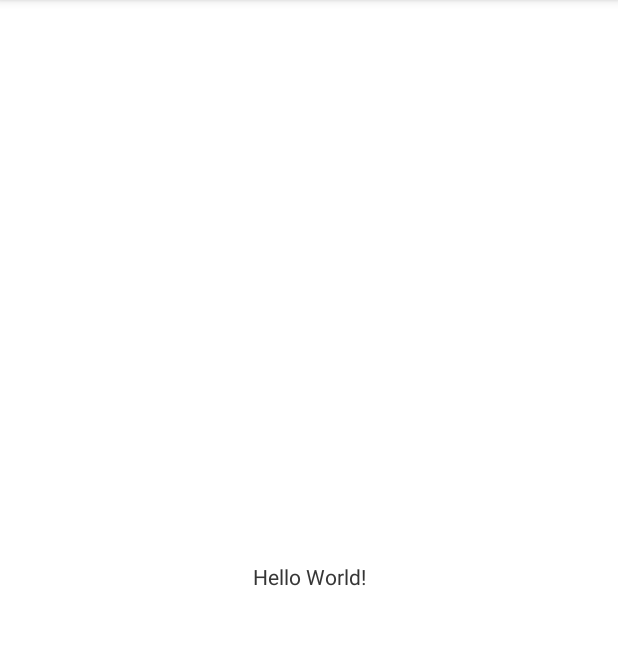
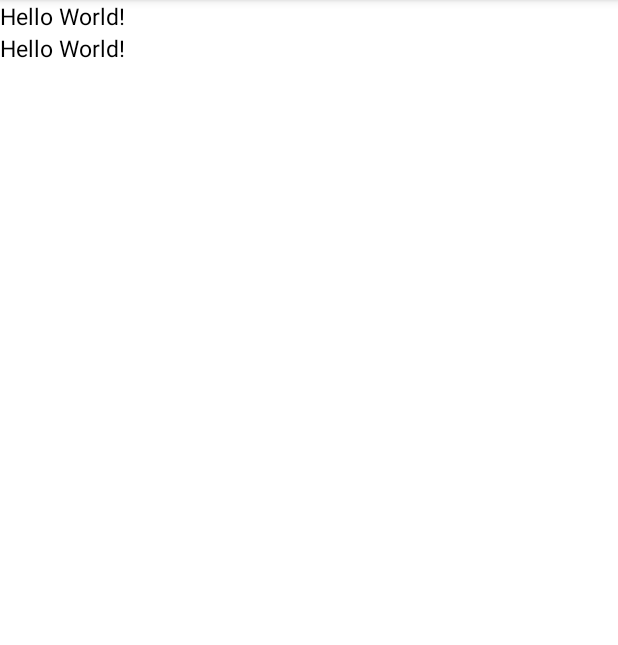
Before and after one commit to lizeren/Andriod, an Android app: the screen it shows after launch (MainActivity), on a phone screen of 412 x 824 dp, the part 84-729 px from its top. Run offline under Robolectric (Android 15) with nearby library versions, the phone set to English and light mode, and no system bars; 3 statements that could not run were skipped.

Commit message:
finish c++ example and textview

```diff
--- a/tempc/app/src/main/res/layout/activity_main.xml
+++ b/tempc/app/src/main/res/layout/activity_main.xml
@@ -1,9 +1,10 @@
 <?xml version="1.0" encoding="utf-8"?>
-<androidx.constraintlayout.widget.ConstraintLayout xmlns:android="http://schemas.android.com/apk/res/android"
+<LinearLayout xmlns:android="http://schemas.android.com/apk/res/android"
     xmlns:app="http://schemas.android.com/apk/res-auto"
     xmlns:tools="http://schemas.android.com/tools"
     android:layout_width="match_parent"
     android:layout_height="match_parent"
+    android:orientation="vertical"
     tools:context=".MainActivity">
 
     <TextView
@@ -11,6 +12,8 @@
         android:layout_width="wrap_content"
         android:layout_height="wrap_content"
         android:text="Hello World!"
+        android:textSize="15sp"
+        android:textColor="#000000"
         app:layout_constraintBottom_toBottomOf="parent"
         app:layout_constraintEnd_toEndOf="parent"
         app:layout_constraintStart_toStartOf="parent"
@@ -21,9 +24,11 @@
         android:layout_width="wrap_content"
         android:layout_height="wrap_content"
         android:text="Hello World!"
+        android:textSize="15sp"
+        android:textColor="#000000"
         app:layout_constraintBottom_toBottomOf="parent"
         app:layout_constraintEnd_toEndOf="parent"
         app:layout_constraintStart_toStartOf="parent"
         app:layout_constraintTop_toTopOf="parent" />
 
-</androidx.constraintlayout.widget.ConstraintLayout>
+</LinearLayout>
```
Also changed, not shown: 1 other file.
